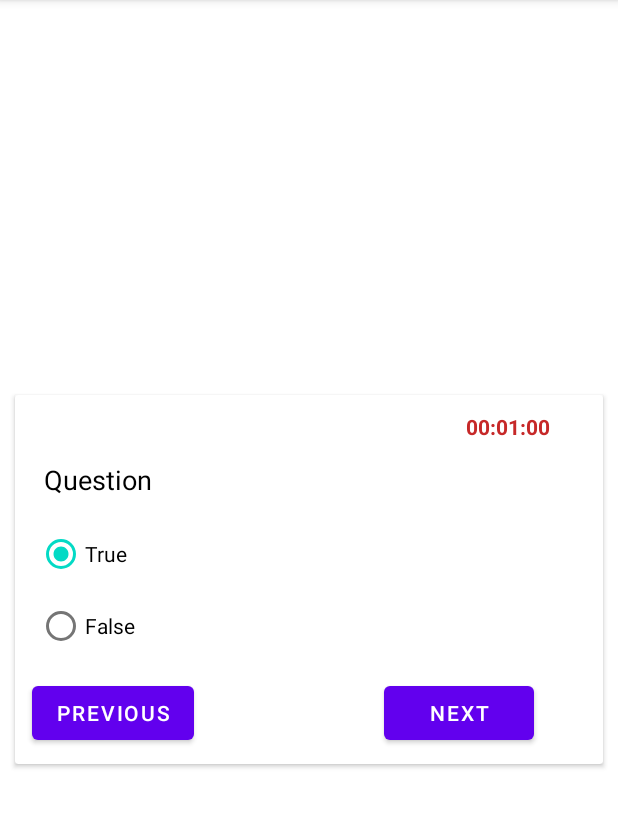
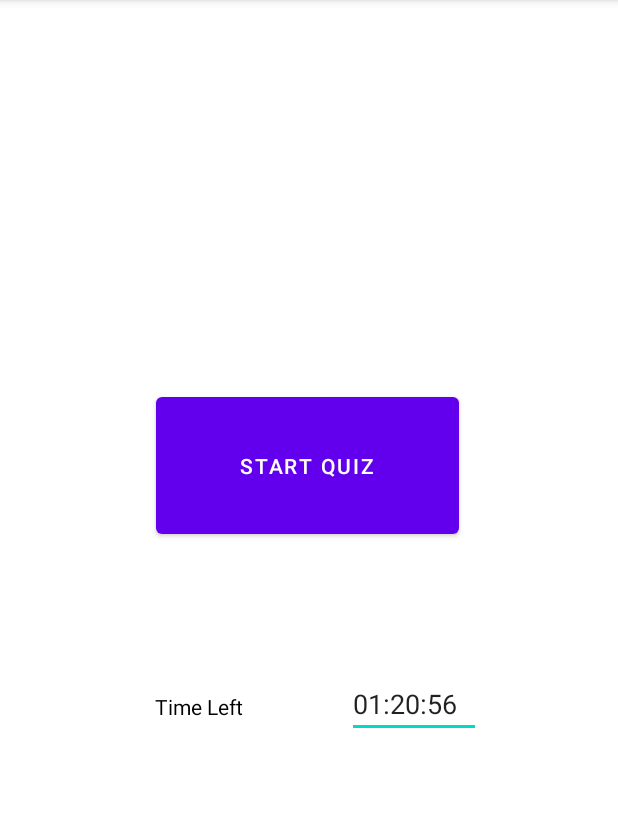
Before and after one commit to ZaeemRiaz/Online-Quiz-System, an Android app: the AttemptQuiz screen opened directly, with no data from a screen before it, on a phone screen of 412 x 824 dp, the part 84-912 px from its top. Run offline under Robolectric (Android 15) with nearby library versions, the phone set to English and light mode, and no system bars.

Commit message:
attempt quiz files added

```diff
--- a/app/src/main/java/com/se/onlinequizsystem/AttemptQuiz.java
+++ b/app/src/main/java/com/se/onlinequizsystem/AttemptQuiz.java
@@ -3,12 +3,43 @@ package com.se.onlinequizsystem;
 import androidx.appcompat.app.AppCompatActivity;
 
 import android.os.Bundle;
+import android.view.View;
+import android.widget.Button;
 
 public class AttemptQuiz extends AppCompatActivity {
 
     @Override
     protected void onCreate(Bundle savedInstanceState) {
         super.onCreate(savedInstanceState);
-        setContentView(R.layout.attempt_quiz_truefalse);
+        setContentView(R.layout.activity_attempt_quiz);
+
+        Button B= findViewById(R.id.start_button);
+        String Qtype= "MCQ1";
+
+        B.setOnClickListener(new View.OnClickListener() {
+            public void onClick(View v) {
+                if(Qtype=="MCQ1")
+                {
+                    setContentView(R.layout.attempt_quiz_mcq_single_ans);
+                }
+                else if(Qtype=="MCQ2")
+                {
+                    setContentView(R.layout.attempt_quiz_mcq_multiple_ans);
+                }
+                else if(Qtype=="MCQ3")
+                {
+                    setContentView(R.layout.attempt_quiz_truefalse);
+                }
+                else if(Qtype=="S1")
+                {
+                    setContentView(R.layout.attempt_quiz_subjective_ow);
+                }
+                else if(Qtype=="S2")
+                {
+                    setContentView(R.layout.attempt_quiz_subejective_multple_words);
+                }
+            }
+        });
+
     }
 }
--- a/app/src/main/res/layout/activity_attempt_quiz.xml
+++ b/app/src/main/res/layout/activity_attempt_quiz.xml
@@ -7,7 +7,7 @@
 
 
     <Button
-        android:id="@+id/button2"
+        android:id="@+id/start_button"
         android:layout_width="202dp"
         android:layout_height="103dp"
         android:layout_marginStart="104dp"
@@ -36,7 +36,7 @@
         app:layout_constraintBottom_toBottomOf="parent"
         app:layout_constraintEnd_toEndOf="parent"
         app:layout_constraintStart_toEndOf="@+id/textView2"
-        app:layout_constraintTop_toBottomOf="@+id/button2" />
+        app:layout_constraintTop_toBottomOf="@+id/start_button" />
 
     <TextView
         android:id="@+id/textView2"
@@ -53,5 +53,5 @@
         app:layout_constraintBottom_toBottomOf="parent"
         app:layout_constraintEnd_toStartOf="@+id/editTextTime"
         app:layout_constraintStart_toStartOf="parent"
-        app:layout_constraintTop_toBottomOf="@+id/button2" />
+        app:layout_constraintTop_toBottomOf="@+id/start_button" />
 </androidx.constraintlayout.widget.ConstraintLayout>
```
